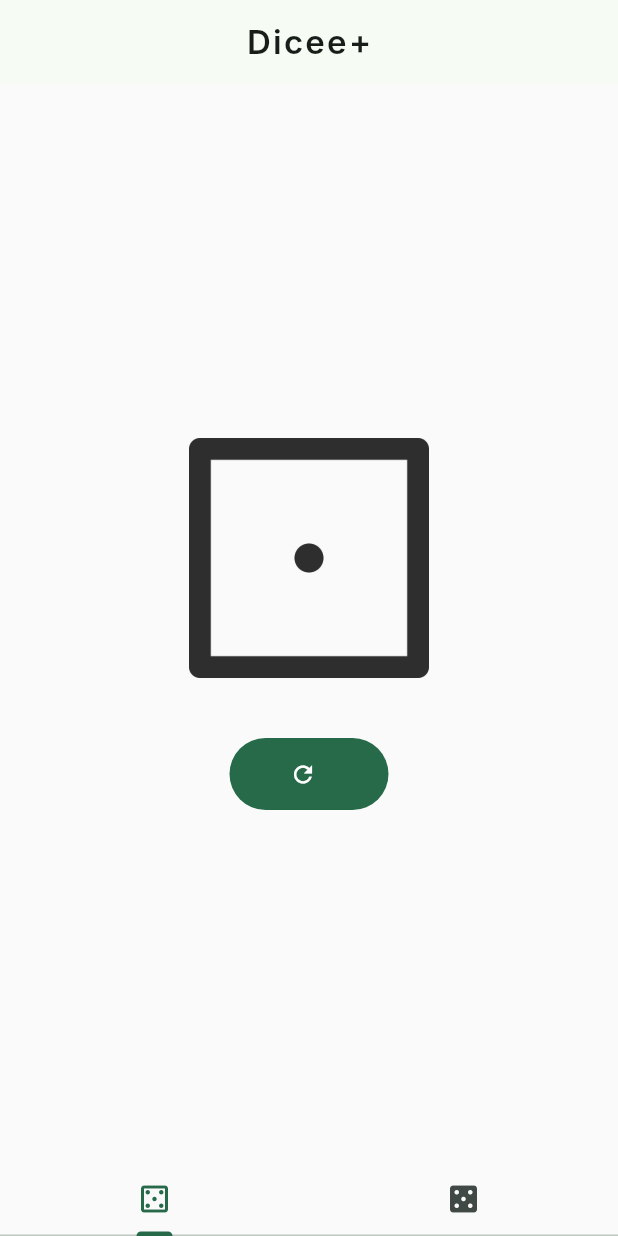
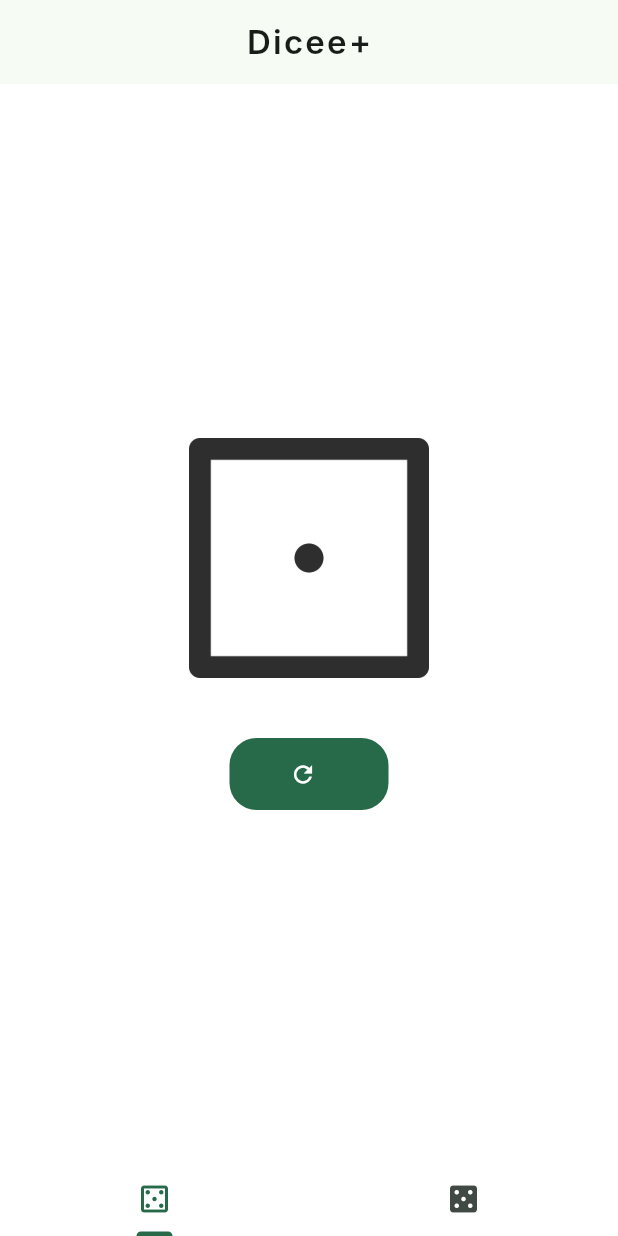
Before and after one commit to Slmdv9/Dicee-, a Flutter app: the screen it shows after launch, on a phone screen of 412 x 824 dp. Run offline on Flutter 3.47's test engine with Material 3 defaults, Android fonts, the phone set to English and light mode, and no system bars; Roboto replaces fonts that are missing (Inter).

Commit message:
feat(app): define shared Material 3 theme hierarchy
Co-Authored-By: Codex - OpenAI GPT-5 5 (medium) <codex@openai.com>

```diff
--- a/lib/app/dicee_app.dart
+++ b/lib/app/dicee_app.dart
@@ -9,31 +9,41 @@ class DiceeApp extends StatelessWidget {
     return MaterialApp(
       debugShowCheckedModeBanner: false,
       themeMode: ThemeMode.system,
-
-      // 🌞 TEMA CLARO
-      theme: ThemeData(
-        useMaterial3: true,
-        brightness: Brightness.light,
-        fontFamily: 'Inter',
-        colorScheme: ColorScheme.fromSeed(
-          seedColor: Colors.greenAccent,
-          brightness: Brightness.light,
-        ),
-        scaffoldBackgroundColor: Colors.grey.shade50,
-      ),
-
-      // 🌙 TEMA OSCURO
-      darkTheme: ThemeData(
-        useMaterial3: true,
-        brightness: Brightness.dark,
-        fontFamily: 'Inter',
-        colorScheme: ColorScheme.fromSeed(
-          seedColor: Colors.greenAccent,
-          brightness: Brightness.dark,
-        ),
-      ),
-
+      theme: _buildTheme(Brightness.light),
+      darkTheme: _buildTheme(Brightness.dark),
       home: const HomePage(),
     );
   }
 }
+
+ThemeData _buildTheme(Brightness brightness) {
+  final colorScheme = ColorScheme.fromSeed(
+    seedColor: Colors.greenAccent,
+    brightness: brightness,
+  );
+
+  return ThemeData(
+    useMaterial3: true,
+    brightness: brightness,
+    fontFamily: 'Inter',
+    colorScheme: colorScheme,
+    scaffoldBackgroundColor: colorScheme.surfaceContainerLowest,
+    filledButtonTheme: FilledButtonThemeData(
+      style: FilledButton.styleFrom(
+        backgroundColor: colorScheme.primary,
+        foregroundColor: colorScheme.onPrimary,
+        disabledBackgroundColor: colorScheme.surfaceContainerHighest,
+        disabledForegroundColor: colorScheme.onSurfaceVariant,
+        shape: RoundedRectangleBorder(
+          borderRadius: BorderRadius.circular(18),
+        ),
+      ),
+    ),
+    tabBarTheme: TabBarThemeData(
+      labelColor: colorScheme.primary,
+      unselectedLabelColor: colorScheme.onSurfaceVariant,
+      indicatorColor: colorScheme.primary,
+      dividerColor: Colors.transparent,
+    ),
+  );
+}
```
Also changed, not shown: 2 other files.
